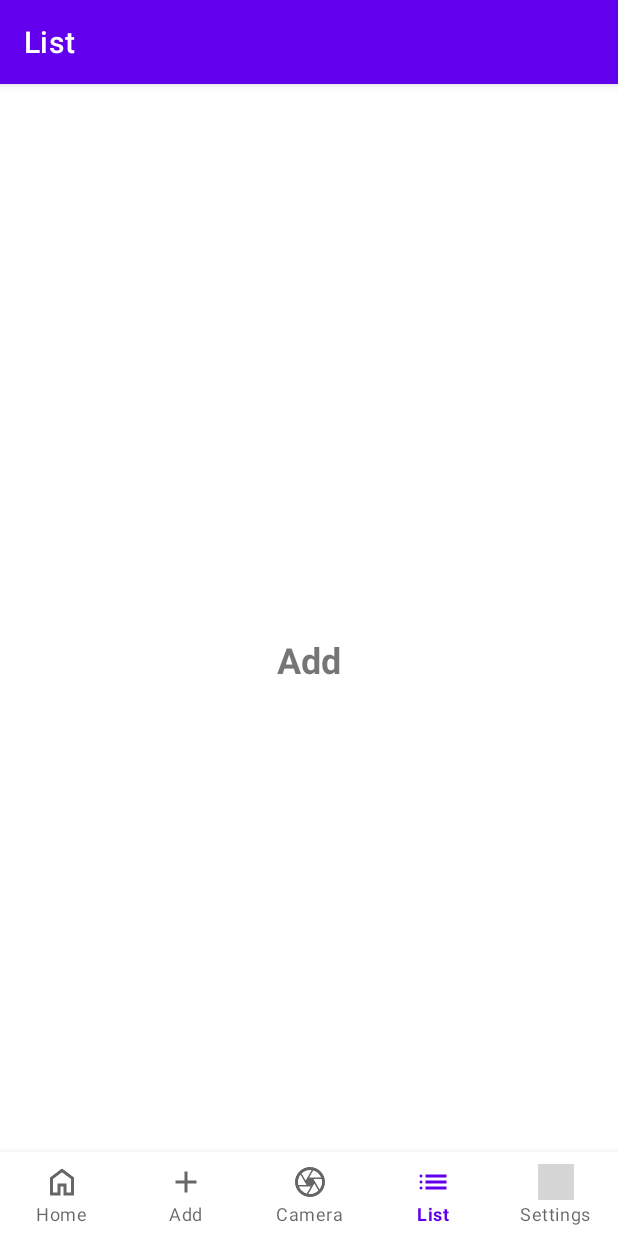
After one commit to MorganKryze/Kotlin-banking-app, an Android app: the ListFragment screen opened through its navigation route, on a phone screen of 412 x 824 dp. The commit adds this screen. Run offline under Robolectric (Android 15) with nearby library versions, the phone set to English and light mode, and no system bars; our stand-ins replace navigation-ui; grey boxes are pictures that could not be loaded.

Commit message:
📄 file: updated pages to final names

```diff
--- a/application/app/src/main/java/fr/kodelab/banking/MainActivity.kt
+++ b/application/app/src/main/java/fr/kodelab/banking/MainActivity.kt
@@ -33,7 +33,7 @@ class MainActivity : AppCompatActivity() {
         navController = findNavController(R.id.nav_host_fragment_activity_main)
         val appBarConfiguration = AppBarConfiguration(
             setOf(
-                R.id.navigation_home, R.id.navigation_dashboard, R.id.navigation_notifications, R.id.navigation_settings
+                R.id.navigation_home, R.id.navigation_add, R.id.navigation_camera, R.id.navigation_list, R.id.navigation_settings
             )
         )
         setupActionBarWithNavController(navController, appBarConfiguration)
--- a/application/app/src/main/java/fr/kodelab/banking/ui/auth/AuthFragment.kt
+++ b/application/app/src/main/java/fr/kodelab/banking/ui/auth/AuthFragment.kt
@@ -17,6 +17,7 @@ import fr.kodelab.banking.model.User
 import java.text.SimpleDateFormat
 import java.util.Date
 import java.util.Locale
+import java.util.concurrent.TimeUnit
 
 class AuthFragment : Fragment() {
 
--- /dev/null
+++ b/application/app/src/main/java/fr/kodelab/banking/ui/list/ListFragment.kt
@@ -0,0 +1,32 @@
+package fr.kodelab.banking.ui.list
+
+import android.os.Bundle
+import android.view.LayoutInflater
+import android.view.View
+import android.view.ViewGroup
+import androidx.fragment.app.Fragment
+import fr.kodelab.banking.databinding.FragmentAddBinding
+
+class ListFragment : Fragment() {
+
+    private var _binding: FragmentAddBinding? = null
+    private val binding get() = _binding!!
+
+    override fun onCreateView(
+        inflater: LayoutInflater, container: ViewGroup?,
+        savedInstanceState: Bundle?
+    ): View? {
+        _binding = FragmentAddBinding.inflate(inflater, container, false)
+        return binding.root
+    }
+
+    override fun onViewCreated(view: View, savedInstanceState: Bundle?) {
+        super.onViewCreated(view, savedInstanceState)
+        // Initialize your AddFragment UI here
+    }
+
+    override fun onDestroyView() {
+        super.onDestroyView()
+        _binding = null
+    }
+}
--- /dev/null
+++ b/application/app/src/main/res/layout/fragment_add.xml
@@ -0,0 +1,16 @@
+<?xml version="1.0" encoding="utf-8"?>
+<LinearLayout xmlns:android="http://schemas.android.com/apk/res/android"
+    android:layout_width="match_parent"
+    android:layout_height="match_parent"
+    android:orientation="vertical"
+    android:gravity="center"
+    android:padding="16dp">
+
+    <TextView
+        android:layout_width="wrap_content"
+        android:layout_height="wrap_content"
+        android:text="Add"
+        android:textSize="24sp"
+        android:textStyle="bold" />
+
+</LinearLayout>
--- a/application/app/src/main/res/menu/bottom_nav_menu.xml
+++ b/application/app/src/main/res/menu/bottom_nav_menu.xml
@@ -4,13 +4,17 @@
         android:icon="@drawable/ic_home"
         android:title="Home" />
     <item
-        android:id="@+id/navigation_dashboard"
-        android:icon="@drawable/ic_dashboard"
-        android:title="Dashboard" />
+        android:id="@+id/navigation_add"
+        android:icon="@drawable/ic_add"
+        android:title="Add" />
     <item
-        android:id="@+id/navigation_notifications"
-        android:icon="@drawable/ic_notifications"
-        android:title="Notifications" />
+        android:id="@+id/navigation_camera"
+        android:icon="@drawable/ic_camera"
+        android:title="Camera" />
+    <item
+        android:id="@+id/navigation_list"
+        android:icon="@drawable/ic_list"
+        android:title="List" />
     <item
         android:id="@+id/navigation_settings"
         android:icon="@drawable/ic_settings"
--- a/application/app/src/main/res/navigation/mobile_navigation.xml
+++ b/application/app/src/main/res/navigation/mobile_navigation.xml
@@ -34,27 +34,36 @@
         android:label="Home"
         tools:layout="@layout/fragment_home">
         <action
-            android:id="@+id/action_navigation_home_to_dashboard"
-            app:destination="@id/navigation_dashboard" />
+            android:id="@+id/action_navigation_home_to_add"
+            app:destination="@id/navigation_add" />
         <action
-            android:id="@+id/action_navigation_home_to_notifications"
-            app:destination="@id/navigation_notifications" />
+            android:id="@+id/action_navigation_home_to_camera"
+            app:destination="@id/navigation_camera" />
+        <action
+            android:id="@+id/action_navigation_home_to_list"
+            app:destination="@id/navigation_list" />
         <action
             android:id="@+id/action_navigation_home_to_settings"
             app:destination="@id/navigation_settings" />
     </fragment>
 
     <fragment
-        android:id="@+id/navigation_dashboard"
-        android:name="fr.kodelab.banking.ui.dashboard.DashboardFragment"
-        android:label="@string/title_dashboard"
-        tools:layout="@layout/fragment_dashboard" />
+        android:id="@+id/navigation_add"
+        android:name="fr.kodelab.banking.ui.add.AddFragment"
+        android:label="Add"
+        tools:layout="@layout/fragment_add" />
 
     <fragment
-        android:id="@+id/navigation_notifications"
-        android:name="fr.kodelab.banking.ui.notifications.NotificationsFragment"
-        android:label="@string/title_notifications"
-        tools:layout="@layout/fragment_notifications" />
+        android:id="@+id/navigation_camera"
+        android:name="fr.kodelab.banking.ui.camera.CameraFragment"
+        android:label="Camera"
+        tools:layout="@layout/fragment_camera" />
+
+    <fragment
+        android:id="@+id/navigation_list"
+        android:name="fr.kodelab.banking.ui.list.ListFragment"
+        android:label="List"
+        tools:layout="@layout/fragment_list" />
 
     <fragment
         android:id="@+id/navigation_settings"
```
Also changed, not shown: application/app/src/main/java/fr/kodelab/banking/ui/add/AddFragment.kt (added, +32 -0 lines), application/app/src/main/java/fr/kodelab/banking/ui/camera/CameraFragment.kt (added, +32 -0 lines), application/app/src/main/java/fr/kodelab/banking/ui/dashboard/DashboardFragment.kt (deleted, +0 -42 lines), application/app/src/main/java/fr/kodelab/banking/ui/dashboard/DashboardViewModel.kt (deleted, +0 -13 lines), application/app/src/main/java/fr/kodelab/banking/ui/notifications/NotificationsFragment.kt (deleted, +0 -42 lines), application/app/src/main/java/fr/kodelab/banking/ui/notifications/NotificationsViewModel.kt (deleted, +0 -13 lines), application/app/src/main/res/layout/fragment_camera.xml (added, +16 -0 lines), application/app/src/main/res/layout/fragment_list.xml (added, +16 -0 lines), application/app/src/main/res/drawable/ic_add.png (added), application/app/src/main/res/drawable/ic_camera.png (added), application/app/src/main/res/drawable/ic_list.png (added).
